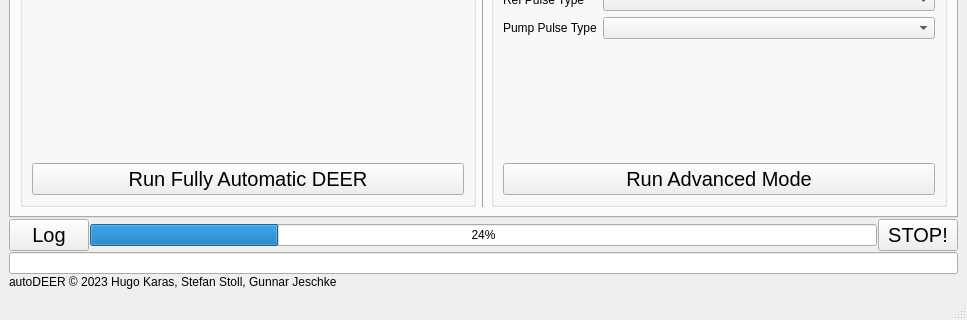
JeschkeLab/autoDEER, file gui/gui2.ui: the form before one commit; both pictures show x 0 to 967 and y 419 to 739 of the 967 by 739 pixel window.
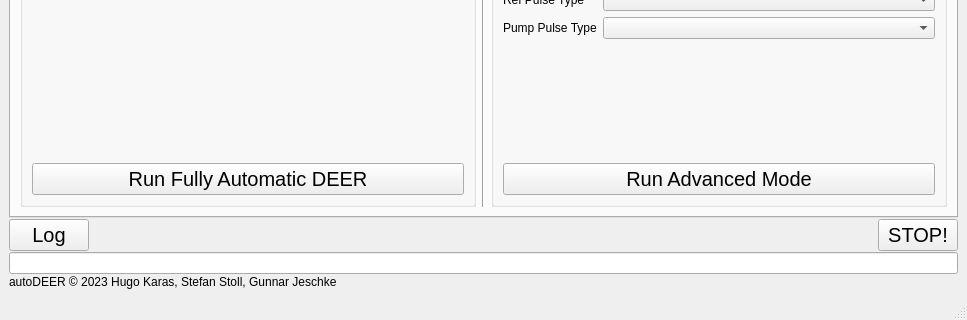
The form after the commit. Icons and pictures are not drawn. Custom widgets are drawn as their Qt base class.

Commit message: Fix tdip calc and remove progress bars

What changed in the file:
```diff
--- a/gui/gui2.ui
+++ b/gui/gui2.ui
@@ -1491,11 +1491,17 @@
          </widget>
         </item>
         <item>
-         <widget class="QProgressBar" name="progressBar">
-          <property name="value">
-           <number>24</number>
+         <spacer name="horizontalSpacer_10">
+          <property name="orientation">
+           <enum>Qt::Horizontal</enum>
           </property>
-         </widget>
+          <property name="sizeHint" stdset="0">
+           <size>
+            <width>40</width>
+            <height>20</height>
+           </size>
+          </property>
+         </spacer>
         </item>
         <item>
          <widget class="QPushButton" name="stopButton">
```
The commit also changes 2 other files.
